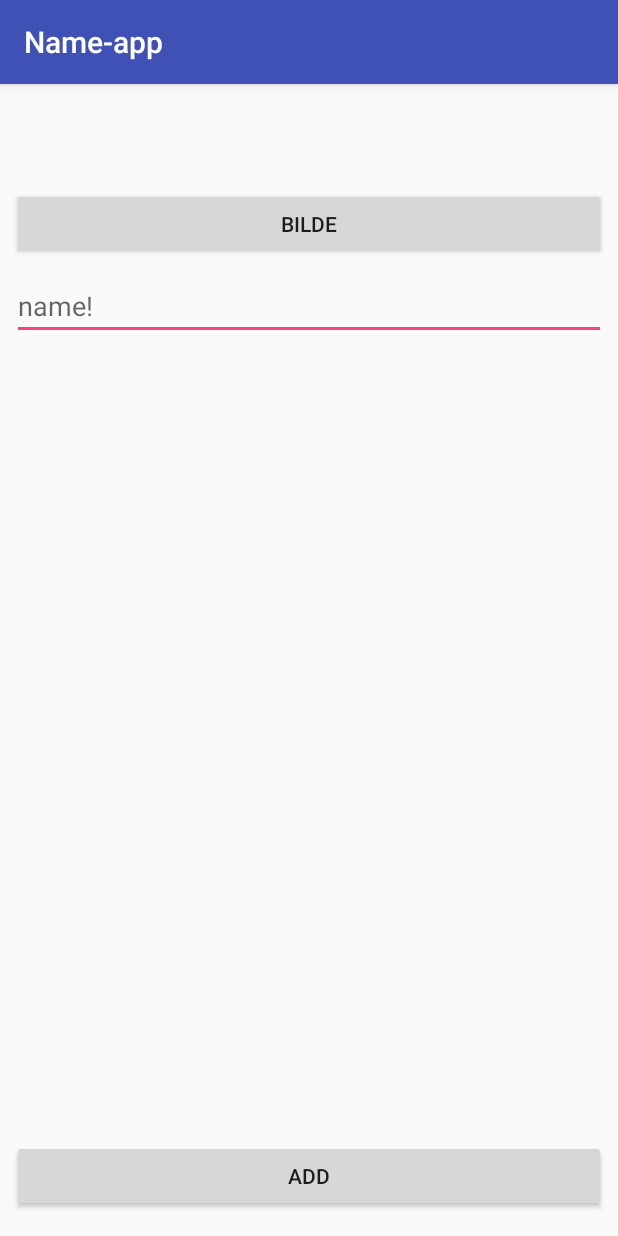
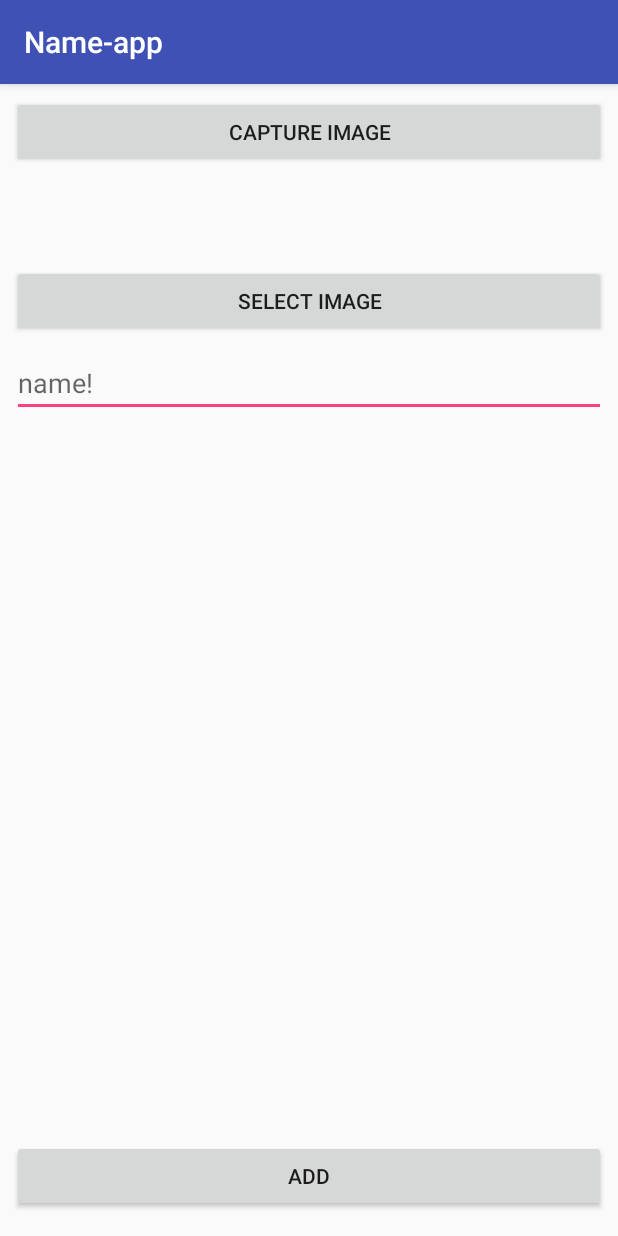
Before and after one commit to Ferdizz/DAT153_Oblig1, an Android app: the AddPersonActivity screen opened directly, with no data from a screen before it, on a phone screen of 412 x 824 dp. Run offline under Robolectric (Android 15) with nearby library versions, the phone set to English and light mode, and no system bars.

Commit message:
Convertet app to use URIs for images

```diff
--- a/app/src/main/AndroidManifest.xml
+++ b/app/src/main/AndroidManifest.xml
@@ -24,4 +24,7 @@
         <activity android:name=".ViewPersonActivity"></activity>
     </application>
 
+    <uses-permission android:name="android.permission.WRITE_EXTERNAL_STORAGE" android:maxSdkVersion="18" />
+    <uses-feature android:name="android.hardware.camera" android:required="true" />
+
 </manifest>
--- a/app/src/main/java/no/hvl/nameapp/ImageAdapter.java
+++ b/app/src/main/java/no/hvl/nameapp/ImageAdapter.java
@@ -49,7 +49,7 @@ public class ImageAdapter extends BaseAdapter{
             imgView = (ImageView) view;
         }
 
-        imgView.setImageBitmap(db.getAll().get(i).getPicture());
+        imgView.setImageURI(db.getAll().get(i).getImageURI());
 
         return imgView;
 
--- a/app/src/main/java/no/hvl/nameapp/ListNamesActivity.java
+++ b/app/src/main/java/no/hvl/nameapp/ListNamesActivity.java
@@ -1,15 +1,12 @@
 package no.hvl.nameapp;
 
-import android.app.AlertDialog;
 import android.app.ListActivity;
-import android.content.DialogInterface;
 import android.content.Intent;
 import android.os.Bundle;
 import android.view.View;
 import android.widget.ArrayAdapter;
 import android.widget.ListView;
 
-import no.hvl.nameapp.data.Person;
 import no.hvl.nameapp.data.PersonDB;
 
 public class ListNamesActivity extends ListActivity {
--- a/app/src/main/java/no/hvl/nameapp/Util.java
+++ b/app/src/main/java/no/hvl/nameapp/Util.java
@@ -5,6 +5,7 @@ import android.content.Context;
 import android.content.res.Resources;
 import android.graphics.Bitmap;
 import android.graphics.BitmapFactory;
+import android.util.Log;
 
 public class Util extends Application{
 
@@ -16,7 +17,6 @@ public class Util extends Application{
         return BitmapFactory.decodeResource(res, resId, opts);
     }
 
-
     @Override
     public void onCreate() {
         super.onCreate();
--- a/app/src/main/java/no/hvl/nameapp/ViewPersonActivity.java
+++ b/app/src/main/java/no/hvl/nameapp/ViewPersonActivity.java
@@ -3,7 +3,6 @@ package no.hvl.nameapp;
 import android.content.Intent;
 import android.support.v7.app.AppCompatActivity;
 import android.os.Bundle;
-import android.util.Log;
 import android.widget.ImageView;
 import android.widget.TextView;
 
@@ -27,7 +26,7 @@ public class ViewPersonActivity extends AppCompatActivity {
             TextView textView = (TextView) findViewById(R.id.profileName);
 
             textView.setText(p.getName());
-            imgView.setImageBitmap(p.getPicture());
+            imgView.setImageURI(p.getImageURI());
         }
 
     }
--- a/app/src/main/res/layout/activity_add_person.xml
+++ b/app/src/main/res/layout/activity_add_person.xml
@@ -7,19 +7,19 @@
     tools:context="no.hvl.nameapp.AddPersonActivity">
 
     <Button
-        android:id="@+id/button4"
+        android:id="@+id/selectImgBtn"
         android:layout_width="0dp"
         android:layout_height="wrap_content"
         android:layout_marginBottom="8dp"
         android:layout_marginEnd="8dp"
         android:layout_marginStart="8dp"
         android:layout_marginTop="8dp"
-        android:onClick="requestImage"
-        android:text="Bilde"
+        android:onClick="selectImage"
+        android:text="@string/select_image"
         app:layout_constraintBottom_toBottomOf="parent"
         app:layout_constraintEnd_toEndOf="parent"
         app:layout_constraintStart_toStartOf="parent"
-        app:layout_constraintTop_toTopOf="parent"
+        app:layout_constraintTop_toBottomOf="@+id/captureImgBtn"
         app:layout_constraintVertical_bias="0.087" />
 
     <EditText
@@ -35,7 +35,7 @@
         app:layout_constraintEnd_toEndOf="parent"
         app:layout_constraintHorizontal_bias="0.503"
         app:layout_constraintStart_toStartOf="parent"
-        app:layout_constraintTop_toBottomOf="@+id/button4" />
+        app:layout_constraintTop_toBottomOf="@+id/selectImgBtn" />
 
     <Button
         android:id="@+id/button5"
@@ -62,4 +62,16 @@
         app:layout_constraintStart_toStartOf="parent"
         app:layout_constraintTop_toBottomOf="@+id/editText"
         app:srcCompat="@android:color/background_light" />
+
+    <Button
+        android:id="@+id/captureImgBtn"
+        android:layout_width="0dp"
+        android:layout_height="wrap_content"
+        android:layout_marginEnd="8dp"
+        android:layout_marginStart="8dp"
+        android:layout_marginTop="8dp"
+        android:text="@string/capture_image"
+        app:layout_constraintEnd_toEndOf="parent"
+        app:layout_constraintStart_toStartOf="parent"
+        app:layout_constraintTop_toTopOf="parent" />
 </android.support.constraint.ConstraintLayout>
--- a/app/src/main/res/layout/activity_select_mode.xml
+++ b/app/src/main/res/layout/activity_select_mode.xml
@@ -53,7 +53,7 @@
         app:layout_constraintTop_toTopOf="parent" />
 
     <Button
-        android:id="@+id/button4"
+        android:id="@+id/selectImgBtn"
         style="@style/Widget.AppCompat.Button.Borderless"
         android:layout_width="0dp"
         android:layout_height="wrap_content"
--- a/app/src/main/res/values/strings.xml
+++ b/app/src/main/res/values/strings.xml
@@ -11,4 +11,6 @@
     <string name="guess">Guess</string>
     <string name="guess_who">Who is this?</string>
     <string name="score">Score</string>
+    <string name="select_image">Select image</string>
+    <string name="capture_image">Capture image</string>
 </resources>
```
Also changed, not shown: app/src/main/java/no/hvl/nameapp/AddPersonActivity.java (+115 -22 lines), app/src/main/java/no/hvl/nameapp/LearningModeActivity.java (+4 -7 lines), app/src/main/java/no/hvl/nameapp/data/Person.java (+6 -6 lines), app/src/main/java/no/hvl/nameapp/data/PersonDB.java (+14 -13 lines).
